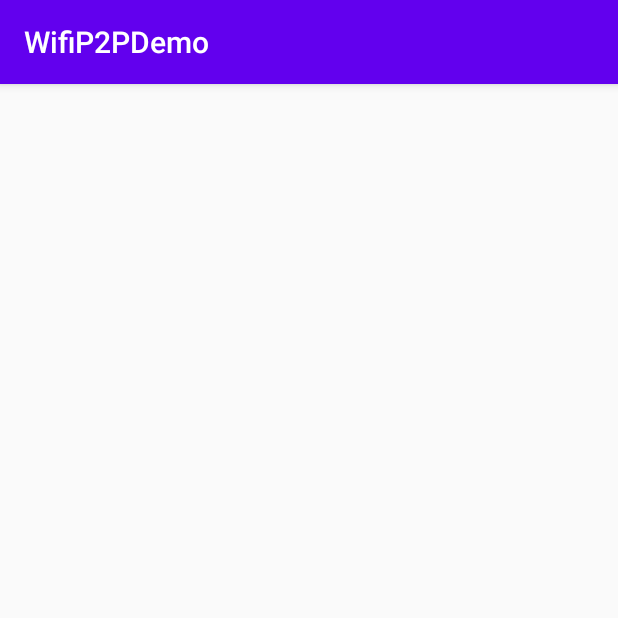
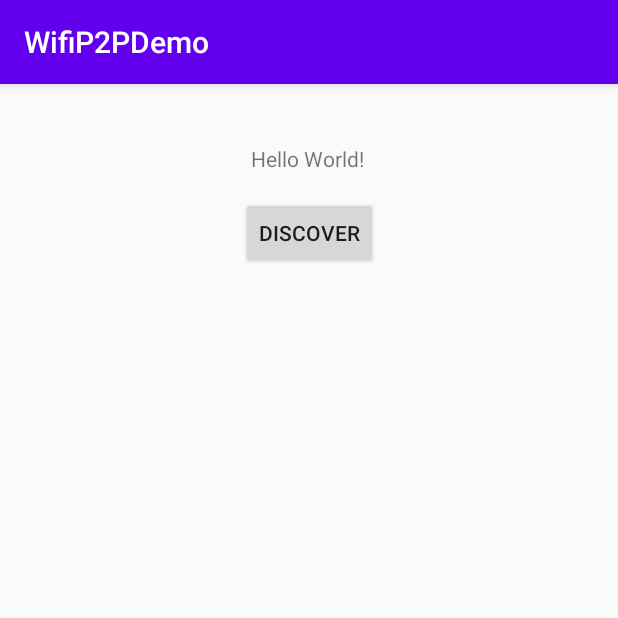
Before and after one commit to yemreak/WiFiP2PDemo, an Android app: the screen it shows after launch (WifiP2pActivity), on a phone screen of 412 x 824 dp, the top half of it. Run offline under Robolectric (Android 15) with nearby library versions, the phone set to English and light mode, and no system bars.

Commit message:
🔍 P2P Arama işlemleri yapıldı

```diff
--- a/app/src/main/java/com/yemreak/wifip2pdemo/WifiP2PBroadcastReceiver.kt
+++ b/app/src/main/java/com/yemreak/wifip2pdemo/WifiP2PBroadcastReceiver.kt
@@ -43,11 +43,11 @@ class WifiP2PBroadcastReceiver(
 		}
 	}
 
-	@RequiresPermission(Manifest.permission.ACCESS_FINE_LOCATION)
+    @RequiresPermission(Manifest.permission.ACCESS_FINE_LOCATION)
 	private fun onPeerChanged(): Unit {
-        Log.d(TAG, "onPeerChanged: WiFi eşleri değişti")
+		Log.d(TAG, "onPeerChanged: ")
 
-		manager.requestPeers(channel, wifiP2pActivity::onPeerAvailable)
+        manager.requestPeers(channel, wifiP2pActivity::storePeers)
 	}
 
 	private fun onConnectionChanged(): Unit {
--- a/app/src/main/res/layout/activity_wifip2p.xml
+++ b/app/src/main/res/layout/activity_wifip2p.xml
@@ -18,4 +18,15 @@
         app:layout_constraintTop_toTopOf="parent"
         app:layout_constraintVertical_bias="0.053" />
 
+    <Button
+        android:id="@+id/btnDiscover"
+        android:layout_width="wrap_content"
+        android:layout_height="wrap_content"
+        android:layout_marginTop="16dp"
+        android:text="Discover"
+        android:onClick="onDiscoverButtonClicked"
+        app:layout_constraintEnd_toEndOf="parent"
+        app:layout_constraintStart_toStartOf="parent"
+        app:layout_constraintTop_toBottomOf="@+id/tvP2pStatus" />
+
 </androidx.constraintlayout.widget.ConstraintLayout>
```
Also changed, not shown: app/src/main/java/com/yemreak/wifip2pdemo/WifiP2pActivity.kt (+29 -32 lines).
